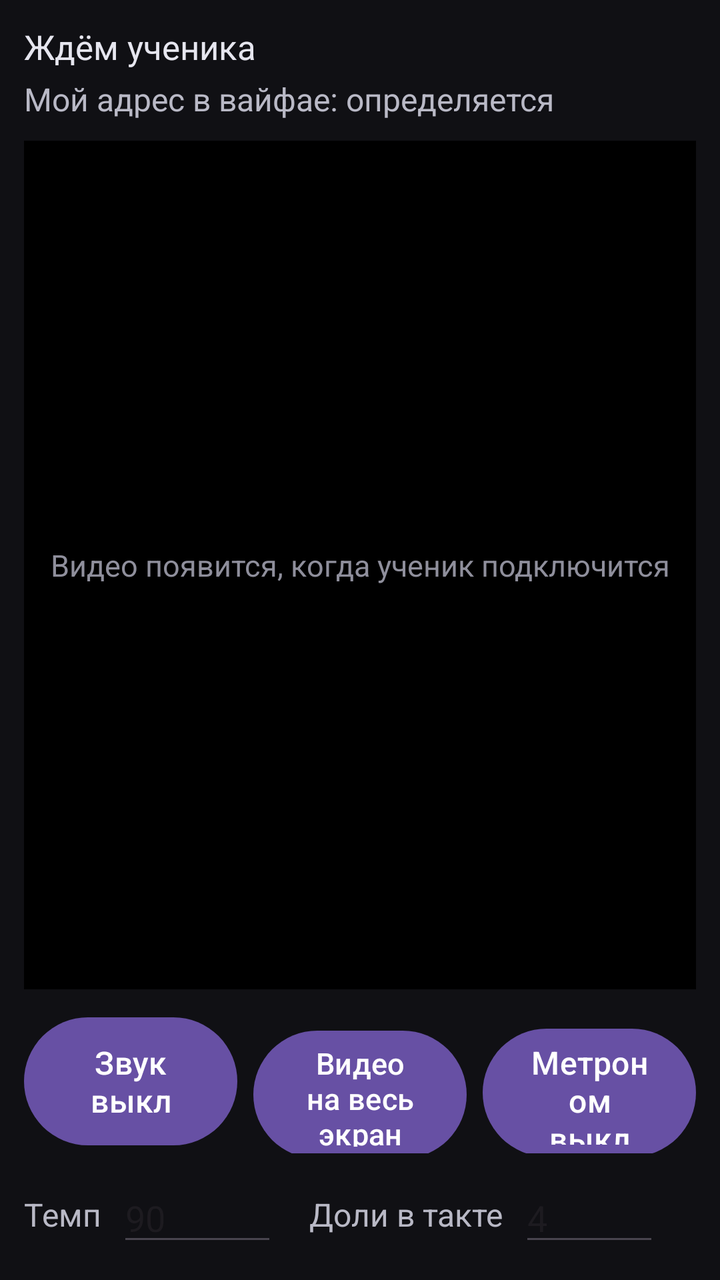
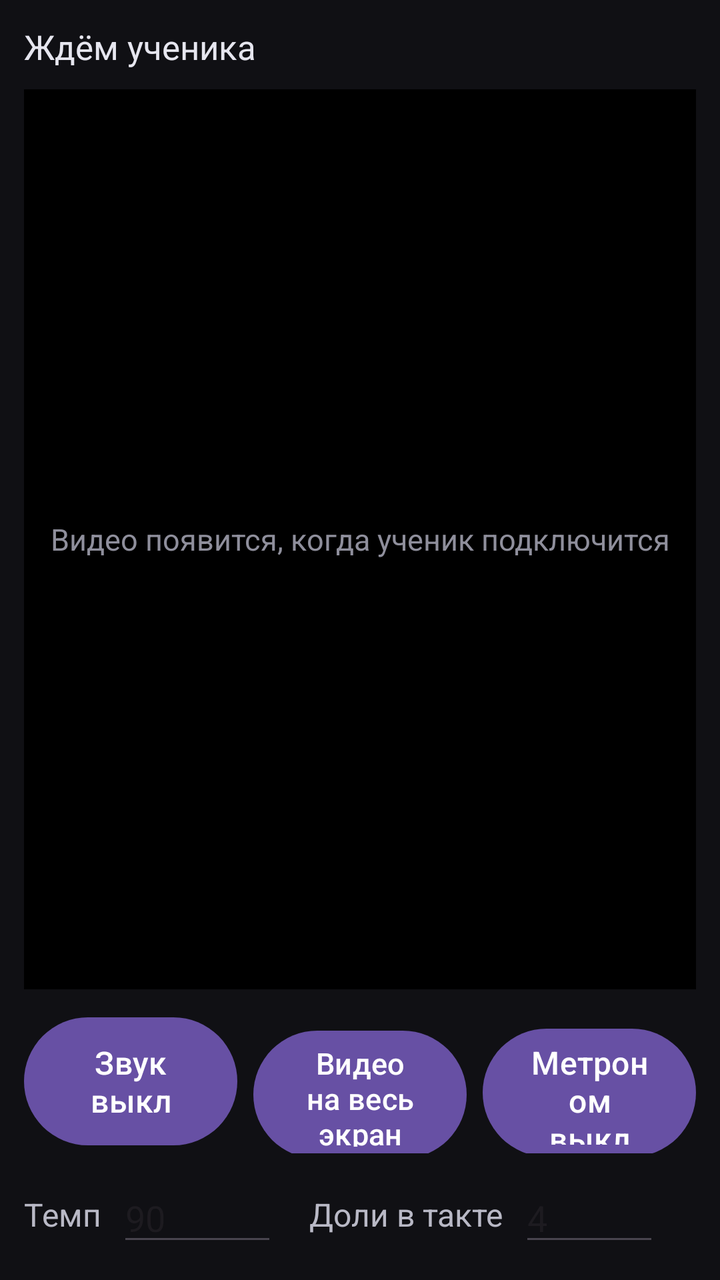

Compare the two renders of this Android layout. The source of the first and the diff that turns it into the second are given below.
<!-- AndroidManifest.xml: application theme Theme.MajorLad -->
<!-- res/layout/view_home.xml -->
<?xml version="1.0" encoding="utf-8"?>
<LinearLayout xmlns:android="http://schemas.android.com/apk/res/android"
    android:layout_width="match_parent"
    android:layout_height="match_parent"
    android:orientation="vertical"
    android:padding="12dp">

    <TextView
        android:id="@+id/statusText"
        android:layout_width="match_parent"
        android:layout_height="wrap_content"
        android:text="Ждём ученика"
        android:textColor="#e6e6ef"
        android:textSize="17sp" />

    <TextView
        android:id="@+id/addressText"
        android:layout_width="match_parent"
        android:layout_height="wrap_content"
        android:layout_marginTop="4dp"
        android:text="Мой адрес в вайфае: определяется"
        android:textColor="#b9b9c6"
        android:textSize="16sp" />

    <FrameLayout
        android:id="@+id/videoBox"
        android:layout_width="match_parent"
        android:layout_height="0dp"
        android:layout_marginTop="10dp"
        android:layout_weight="1"
        android:background="#000000"
        android:minHeight="160dp">

        <ImageView
            android:id="@+id/videoView"
            android:layout_width="match_parent"
            android:layout_height="match_parent"
            android:contentDescription="Видео собеседника"
            android:scaleType="fitCenter" />

        <TextView
            android:id="@+id/videoHint"
            android:layout_width="match_parent"
            android:layout_height="match_parent"
            android:gravity="center"
            android:padding="12dp"
            android:text="Видео появится, когда ученик подключится"
            android:textColor="#8f8f9c"
            android:textSize="15sp" />
    </FrameLayout>

    <LinearLayout
        android:layout_width="match_parent"
        android:layout_height="wrap_content"
        android:layout_marginTop="10dp"
        android:orientation="horizontal">

        <Button
            android:id="@+id/btnMic"
            android:layout_width="0dp"
            android:layout_height="72dp"
            android:layout_weight="1"
            android:contentDescription="Микрофон выключен"
            android:text="Звук\nвыкл"
            android:textSize="16sp" />

        <Button
            android:id="@+id/btnExpand"
            android:layout_width="0dp"
            android:layout_height="72dp"
            android:layout_marginStart="8dp"
            android:layout_marginEnd="8dp"
            android:layout_weight="1"
            android:contentDescription="Развернуть видео"
            android:text="Видео\nна весь экран"
            android:textSize="15sp" />

        <Button
            android:id="@+id/btnMetro"
            android:layout_width="0dp"
            android:layout_height="72dp"
            android:layout_weight="1"
            android:contentDescription="Метроном выключен"
            android:text="Метроном\nвыкл"
            android:textSize="16sp" />
    </LinearLayout>

    <LinearLayout
        android:layout_width="match_parent"
        android:layout_height="wrap_content"
        android:layout_marginTop="10dp"
        android:gravity="center_vertical"
        android:orientation="horizontal">

        <TextView
            android:layout_width="wrap_content"
            android:layout_height="wrap_content"
            android:labelFor="@+id/editBpm"
            android:text="Темп"
            android:textColor="#b9b9c6"
            android:textSize="16sp" />

        <EditText
            android:id="@+id/editBpm"
            android:layout_width="80dp"
            android:layout_height="wrap_content"
            android:layout_marginStart="8dp"
            android:layout_marginEnd="16dp"
            android:contentDescription="Темп в ударах в минуту"
            android:imeOptions="actionDone"
            android:inputType="number"
            android:selectAllOnFocus="true"
            android:singleLine="true"
            android:text="90" />

        <TextView
            android:layout_width="wrap_content"
            android:layout_height="wrap_content"
            android:labelFor="@+id/editBeats"
            android:text="Доли в такте"
            android:textColor="#b9b9c6"
            android:textSize="16sp" />

        <EditText
            android:id="@+id/editBeats"
            android:layout_width="70dp"
            android:layout_height="wrap_content"
            android:layout_marginStart="8dp"
            android:contentDescription="Количество долей в такте"
            android:imeOptions="actionDone"
            android:inputType="number"
            android:selectAllOnFocus="true"
            android:singleLine="true"
            android:text="4" />
    </LinearLayout>

</LinearLayout>
<!-- resources referenced by this layout -->
<resources>
  <style name="Theme.MajorLad" parent="Theme.Material3.DayNight.NoActionBar">
          <item name="android:statusBarColor">#101014</item>
          <item name="android:navigationBarColor">#101014</item>
          <item name="android:windowBackground">#101014</item>
      </style>
</resources>

<!-- the commit's change to res/layout/view_home.xml (unified diff, before → after) -->
@@ -12,15 +12,6 @@
         android:text="Ждём ученика"
         android:textColor="#e6e6ef"
         android:textSize="17sp" />
-
-    <TextView
-        android:id="@+id/addressText"
-        android:layout_width="match_parent"
-        android:layout_height="wrap_content"
-        android:layout_marginTop="4dp"
-        android:text="Мой адрес в вайфае: определяется"
-        android:textColor="#b9b9c6"
-        android:textSize="16sp" />
 
     <FrameLayout
         android:id="@+id/videoBox"
